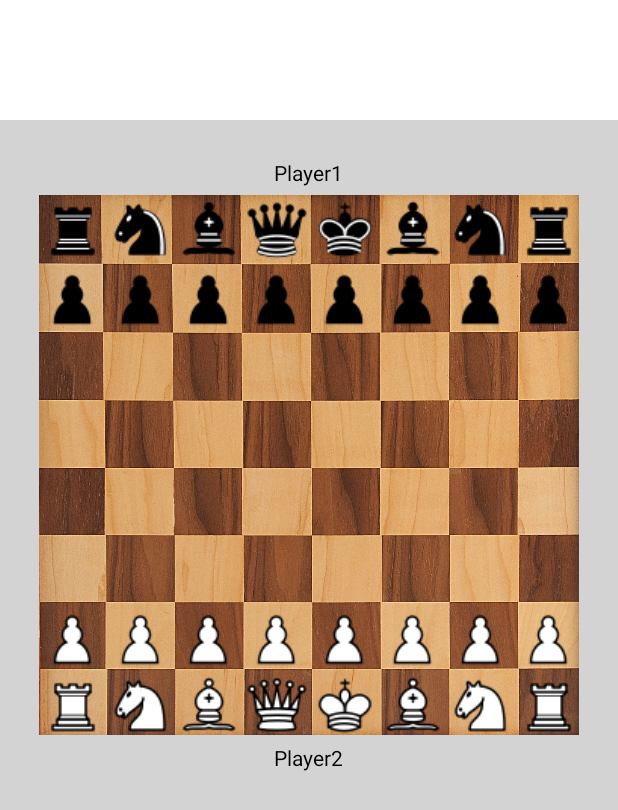
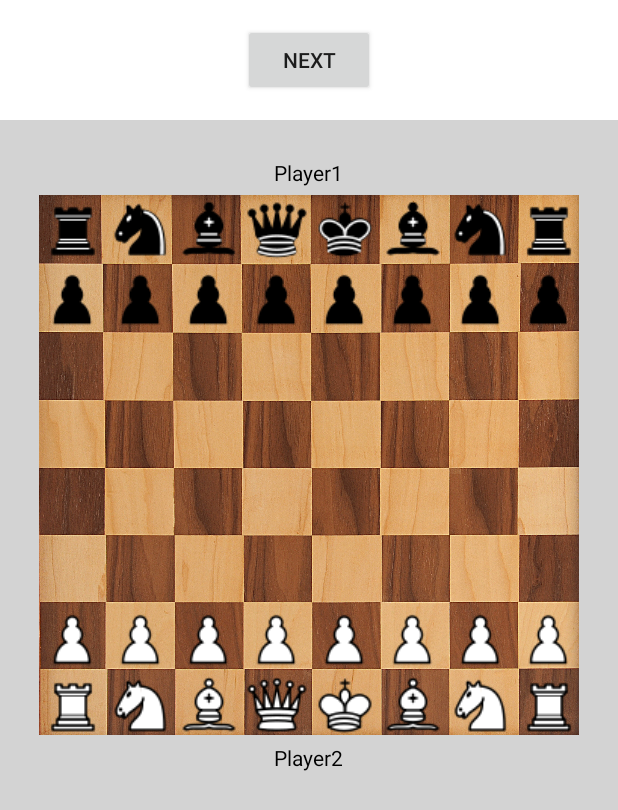
Before and after one commit to yaooo/Chess-Android, an Android app: the Replay screen opened directly, with no data from a screen before it, on a phone screen of 412 x 824 dp. Shown: the top 810 px of the screen. Run offline under Robolectric (Android 15) with nearby library versions, the phone set to English and light mode, and no system bars; 1 statement that could not run was skipped.

Commit message:
Change playback xml

```diff
--- a/app/src/main/res/layout/activity_replay.xml
+++ b/app/src/main/res/layout/activity_replay.xml
@@ -15,6 +15,14 @@
         android:visibility="visible">
 
 
+        <Button
+            android:id="@+id/next"
+            android:layout_width="wrap_content"
+            android:layout_height="wrap_content"
+            android:layout_centerHorizontal="true"
+            android:layout_centerVertical="true"
+            android:onClick="onClickNextButton"
+            android:text="Next" />
     </RelativeLayout>
 
     <RelativeLayout
```
